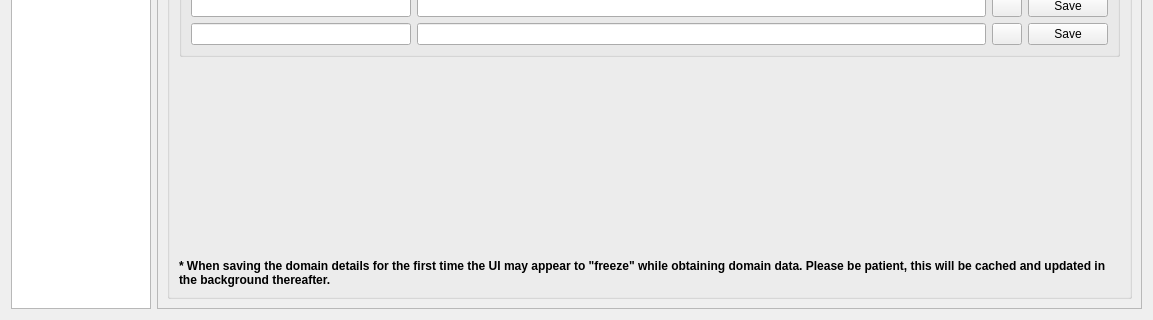
Qt form linz-data-importer/gui/Service_dialog_base.ui (linz/linz-data-importer) before a commit; both pictures show x 0 to 1153 and y 362 to 682 of the 1153 by 682 pixel window.
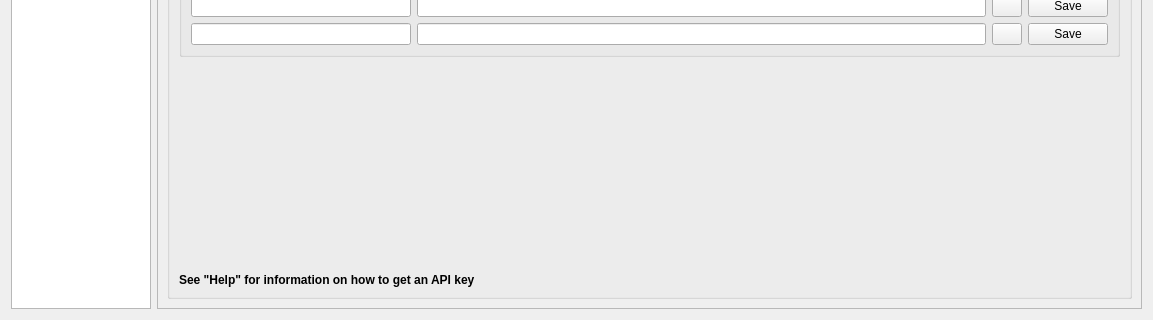
The same form after that commit. The open tabs and pages were chosen to show the change. Icons and pictures are not drawn. Custom widgets are drawn as their Qt base class.

Commit message: feat: improve message on Settings page

Patch:
```diff
--- a/linz-data-importer/gui/Service_dialog_base.ui
+++ b/linz-data-importer/gui/Service_dialog_base.ui
@@ -791,7 +791,7 @@
                   </font>
                  </property>
                  <property name="text">
-                  <string>* When saving the domain details for the first time the UI may appear to &quot;freeze&quot; while obtaining domain data. Please be patient, this will be cached and updated in the background thereafter.</string>
+                  <string>See "Help" for information on how to get an API key</string>
                  </property>
                  <property name="wordWrap">
                   <bool>true</bool>
```
